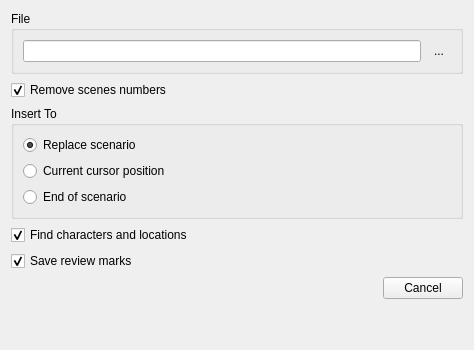
Old version of the form src/bin/scenarist-desktop/UserInterfaceLayer/Import/ImportDialog.ui in the repository dimkanovikov/KITScenarist.
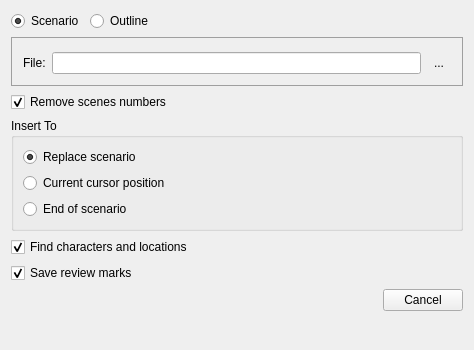
New version of the form. Icons and pictures are not drawn. Custom widgets are drawn as their Qt base class.

Commit message: Implement exporting and importing scenario outline

```diff
--- a/src/bin/scenarist-desktop/UserInterfaceLayer/Import/ImportDialog.ui
+++ b/src/bin/scenarist-desktop/UserInterfaceLayer/Import/ImportDialog.ui
@@ -19,16 +19,46 @@
   <property name="windowTitle">
    <string>Import Scenario</string>
   </property>
+  <property name="styleSheet">
+   <string notr="true">#filePanel {
+margin-top: 0ex;
+border: 1px solid palette(dark);
+}</string>
+  </property>
   <layout class="QFormLayout" name="formLayout">
    <property name="fieldGrowthPolicy">
     <enum>QFormLayout::AllNonFixedFieldsGrow</enum>
    </property>
-   <item row="0" column="0" colspan="2">
-    <widget class="QGroupBox" name="groupBox">
+   <item row="0" column="0">
+    <widget class="QRadioButton" name="scenario">
+     <property name="text">
+      <string>Scenario</string>
+     </property>
+     <property name="checked">
+      <bool>true</bool>
+     </property>
+    </widget>
+   </item>
+   <item row="0" column="1">
+    <widget class="QRadioButton" name="outline">
+     <property name="text">
+      <string>Outline</string>
+     </property>
+    </widget>
+   </item>
+   <item row="1" column="0" colspan="2">
+    <widget class="QGroupBox" name="filePanel">
      <property name="title">
-      <string>File</string>
+      <string/>
      </property>
      <layout class="QHBoxLayout" name="horizontalLayout_3">
+      <item>
+       <widget class="QLabel" name="label">
+        <property name="text">
+         <string>File:</string>
+        </property>
+       </widget>
+      </item>
       <item>
        <widget class="QLineEdit" name="file">
         <property name="text">
@@ -65,7 +95,7 @@
      </layout>
     </widget>
    </item>
-   <item row="1" column="0" colspan="2">
+   <item row="2" column="0" colspan="2">
     <widget class="QCheckBox" name="removeScenesNumbers">
      <property name="text">
       <string>Remove scenes numbers</string>
@@ -75,7 +105,7 @@
      </property>
     </widget>
    </item>
-   <item row="2" column="0" colspan="2">
+   <item row="3" column="0" colspan="2">
     <widget class="QGroupBox" name="groupBox_2">
      <property name="title">
       <string>Insert To</string>
@@ -108,7 +138,7 @@
      </layout>
     </widget>
    </item>
-   <item row="3" column="0" colspan="2">
+   <item row="4" column="0" colspan="2">
     <widget class="QCheckBox" name="findCharactersAndLocations">
      <property name="text">
       <string>Find characters and locations</string>
@@ -119,22 +149,22 @@
     </widget>
    </item>
    <item row="5" column="0" colspan="2">
+    <widget class="QCheckBox" name="saveReviewMarks">
+     <property name="text">
+      <string>Save review marks</string>
+     </property>
+     <property name="checked">
+      <bool>true</bool>
+     </property>
+    </widget>
+   </item>
+   <item row="6" column="0" colspan="2">
     <widget class="QDialogButtonBox" name="buttons">
      <property name="standardButtons">
       <set>QDialogButtonBox::Cancel</set>
      </property>
     </widget>
    </item>
-   <item row="4" column="0" colspan="2">
-    <widget class="QCheckBox" name="saveReviewMarks">
-     <property name="text">
-      <string>Save review marks</string>
-     </property>
-     <property name="checked">
-      <bool>true</bool>
-     </property>
-    </widget>
-   </item>
   </layout>
  </widget>
  <customwidgets>
```
Left out of the diff: 7 changed lines with no effect on the pictures. The commit also changes 17 other files.
